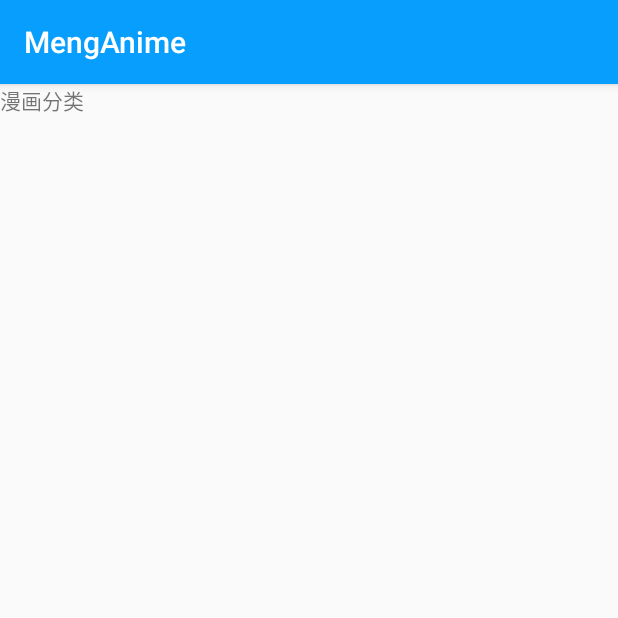
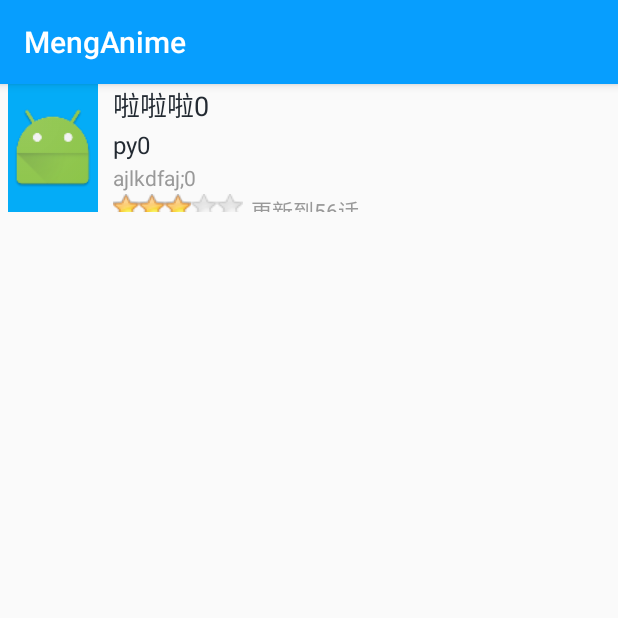
Before and after one commit to huaer123/MengAnime, an Android app: the fragment LatelyFragment shown on its own in the app's theme, on a phone screen of 412 x 824 dp, the top half of it. Run offline under Robolectric (Android 15) with nearby library versions, the phone set to English and light mode, and no system bars; our stand-ins replace CircleImageView; pictures from the network do not load.

Commit message:
精彩推荐-网络请求&加载更多

```diff
--- /dev/null
+++ b/app/src/main/java/com/menganime/bean/CartoonLatelyInfo.java
@@ -0,0 +1,54 @@
+package com.menganime.bean;
+
+/**
+ * Created by Administrator on 2017/5/12.
+ * 最近更新
+ */
+
+public class CartoonLatelyInfo {
+    private String cartoonName;//漫画名称
+    private String cartoonAuthor;//漫画作者
+    private String cartoonDescribe;//漫画描述
+    private String cartoonPicture;//漫画图片
+    private String cartoonWord;//更新到多少话
+
+    public String getCartoonName() {
+        return cartoonName;
+    }
+
+    public void setCartoonName(String cartoonName) {
+        this.cartoonName = cartoonName;
+    }
+
+    public String getCartoonAuthor() {
+        return cartoonAuthor;
+    }
+
+    public void setCartoonAuthor(String cartoonAuthor) {
+        this.cartoonAuthor = cartoonAuthor;
+    }
+
+    public String getCartoonDescribe() {
+        return cartoonDescribe;
+    }
+
+    public void setCartoonDescribe(String cartoonDescribe) {
+        this.cartoonDescribe = cartoonDescribe;
+    }
+
+    public String getCartoonPicture() {
+        return cartoonPicture;
+    }
+
+    public void setCartoonPicture(String cartoonPicture) {
+        this.cartoonPicture = cartoonPicture;
+    }
+
+    public String getCartoonWord() {
+        return cartoonWord;
+    }
+
+    public void setCartoonWord(String cartoonWord) {
+        this.cartoonWord = cartoonWord;
+    }
+}
--- a/app/src/main/java/com/menganime/fragment/cartoonfragment/LatelyFragment.java
+++ b/app/src/main/java/com/menganime/fragment/cartoonfragment/LatelyFragment.java
@@ -2,12 +2,20 @@ package com.menganime.fragment.cartoonfragment;
 
 import android.content.Context;
 import android.os.Bundle;
+import android.support.v7.widget.LinearLayoutManager;
 import android.view.LayoutInflater;
 import android.view.View;
 import android.view.ViewGroup;
 
 import com.menganime.R;
 import com.menganime.base.BaseFragment;
+import com.menganime.bean.CartoonLatelyInfo;
+import com.recyclerviewpull.XpulltorefereshiRecyclerView;
+import com.recyclerviewpull.adapter.CommonRCAdapter;
+import com.recyclerviewpull.adapter.OnItemClickListener;
+import com.recyclerviewpull.adapter.ViewHolder;
+
+import java.util.ArrayList;
 
 /**
  * Created by Administrator on 2017/5/9.
@@ -16,6 +24,10 @@ import com.menganime.base.BaseFragment;
 
 public class LatelyFragment extends BaseFragment {
     private Context context;
+
+    private XpulltorefereshiRecyclerView recyclerView;
+    private CommonRCAdapter<CartoonLatelyInfo> adapter;
+    private ArrayList<CartoonLatelyInfo> mList = null;
 
     @Override
     protected View setView(LayoutInflater inflater, ViewGroup container, Bundle savedInstanceState) {
@@ -26,11 +38,44 @@ public class LatelyFragment extends BaseFragment {
 
     @Override
     protected void setDate() {
-
+        mList = new ArrayList<>();
+        for(int i=0;i<50;i++){
+            CartoonLatelyInfo info = new CartoonLatelyInfo();
+            info.setCartoonName("啦啦啦"+i);
+            info.setCartoonAuthor("py"+i);
+            info.setCartoonDescribe("ajlkdfaj;"+i);
+            mList.add(info);
+        }
     }
 
     @Override
     protected void init(View rootView) {
+        recyclerView = (XpulltorefereshiRecyclerView) rootView.findViewById(R.id.recyclerview_vertical);
+        recyclerView.setLayoutManager(new LinearLayoutManager(getActivity()));
+        adapter = new CommonRCAdapter<CartoonLatelyInfo>(getActivity(),R.layout.item_cartoon_lately,mList) {
+            @Override
+            public void convert(ViewHolder holder, int position) {
+                if (mList != null && mList.size() > 0) {
+                    CartoonLatelyInfo cartoonInfo = mList.get(position);
+                    holder.loadImageFromNet(R.id.iv_cartoon_picture, cartoonInfo.getCartoonPicture(),R.mipmap.ic_launcher);
+                    holder.setText(R.id.tv_cartoon_name, cartoonInfo.getCartoonName());
+                    holder.setText(R.id.tv_cartoon_author, cartoonInfo.getCartoonAuthor());
+                    holder.setText(R.id.tv_cartoon_Describe, cartoonInfo.getCartoonDescribe());
+                    holder.setRating(R.id.ratingbar_id,3,5);
+                }
+            }
+        };
+        recyclerView.setAdapter(adapter);
+        adapter.setOnItemClickListener(new OnItemClickListener() {
+            @Override
+            public void onItemClick(View view, int position) {
 
+            }
+
+            @Override
+            public boolean onItemLongClick(View view, int position) {
+                return false;
+            }
+        });
     }
 }
--- a/app/src/main/java/com/menganime/interfaces/RecommendInterface.java
+++ b/app/src/main/java/com/menganime/interfaces/RecommendInterface.java
@@ -9,5 +9,5 @@ public interface RecommendInterface {
     /**
      * 获取精彩推荐的列表
      */
-    void getRecommendList();
+    void getRecommendList(String json);
 }
--- /dev/null
+++ b/app/src/main/res/drawable/star_rating_bar_full.xml
@@ -0,0 +1,13 @@
+<?xml version="1.0" encoding="utf-8"?>
+<layer-list xmlns:android="http://schemas.android.com/apk/res/android">
+    <!-- 背景色 -->
+    <item android:id="@+android:id/background"
+        android:drawable="@mipmap/star_ratingbar_empty"
+        android:layout_height="wrap_content"  />
+    <!-- 没选中状态 -->
+    <item android:id="@+android:id/secondaryProgress"
+        android:drawable="@mipmap/star_ratingbar_empty" android:layout_height="wrap_content"  />
+    <!-- 选中状态 -->
+    <item android:id="@+android:id/progress"
+        android:drawable="@mipmap/star_ratingbar_full" android:layout_height="wrap_content"  />
+</layer-list>
--- a/app/src/main/res/layout/fragment_cartoonclassify.xml
+++ b/app/src/main/res/layout/fragment_cartoonclassify.xml
@@ -3,8 +3,9 @@
     android:orientation="vertical" android:layout_width="match_parent"
     android:layout_height="match_parent">
     <!--漫画分类Fragment-->
-    <TextView
+    <com.recyclerviewpull.XpulltorefereshiRecyclerView
+        android:id="@+id/recyclerview_vertical"
         android:layout_width="match_parent"
         android:layout_height="match_parent"
-        android:text="漫画分类"/>
+        />
 </LinearLayout>
--- /dev/null
+++ b/app/src/main/res/layout/item_cartoon_lately.xml
@@ -0,0 +1,77 @@
+<?xml version="1.0" encoding="utf-8"?>
+<LinearLayout xmlns:android="http://schemas.android.com/apk/res/android"
+    android:layout_width="match_parent"
+    android:layout_height="match_parent"
+    android:layout_marginLeft="5dp"
+    android:layout_marginRight="5dp"
+    android:orientation="horizontal">
+    <!--最近更新Item-->
+    <ImageView
+        android:id="@+id/iv_cartoon_picture"
+        android:layout_width="60dp"
+        android:layout_height="85dp"
+        android:background="@mipmap/line_bottom" />
+
+    <LinearLayout
+        android:layout_width="match_parent"
+        android:layout_height="85dp"
+        android:layout_marginLeft="10dp"
+        android:orientation="vertical">
+
+        <TextView
+            android:id="@+id/tv_cartoon_name"
+            android:layout_width="match_parent"
+            android:layout_height="wrap_content"
+            android:ellipsize="end"
+            android:lines="1"
+            android:text="镖人"
+            android:textColor="@color/black"
+            android:textSize="18sp" />
+
+        <TextView
+            android:layout_marginTop="2dp"
+            android:id="@+id/tv_cartoon_author"
+            android:layout_width="wrap_content"
+            android:layout_height="wrap_content"
+            android:ellipsize="end"
+            android:lines="1"
+            android:text="新漫画"
+            android:textColor="@color/black"
+            android:textSize="16sp" />
+
+        <TextView
+            android:id="@+id/tv_cartoon_Describe"
+            android:layout_width="match_parent"
+            android:layout_height="wrap_content"
+            android:ellipsize="end"
+            android:layout_marginTop="1dp"
+            android:lines="1"
+            android:text="悠悠神代事,黯黯不曾闻!!!!!!"
+            android:textColor="@color/gray_text" />
+
+        <LinearLayout
+            android:layout_width="match_parent"
+            android:layout_height="wrap_content"
+            android:layout_marginTop="1dp"
+            android:orientation="horizontal">
+
+            <RatingBar
+                android:id="@+id/ratingbar_id"
+                style="@style/foodRatingBar"
+                android:layout_width="wrap_content"
+                android:layout_height="wrap_content"
+                android:rating="5"
+                android:numStars="5"
+                android:stepSize="1.0"></RatingBar>
+            <TextView
+                android:id="@+id/tv_cartoon_id"
+                android:layout_width="match_parent"
+                android:layout_height="wrap_content"
+                android:ellipsize="end"
+                android:lines="1"
+                android:layout_marginLeft="5dp"
+                android:text="更新到56话"
+                android:textColor="@color/gray_text" />
+        </LinearLayout>
+    </LinearLayout>
+</LinearLayout>
--- a/app/src/main/res/layout/item_cartoon_recommend.xml
+++ b/app/src/main/res/layout/item_cartoon_recommend.xml
@@ -5,14 +5,14 @@
     android:layout_height="wrap_content"
     android:background="@drawable/shadow"
     android:layout_margin="2dp"
+    android:paddingLeft="5dp"
+    android:paddingRight="5dp"
     android:orientation="vertical">
     <!--精彩推荐-瀑布流Item-->
     <ImageView
         android:id="@+id/iv_cartoon"
         android:layout_width="match_parent"
         android:layout_height="150dp"
-        android:layout_marginLeft="2dp"
-        android:layout_marginRight="2dp"
         android:scaleType="fitXY"
         android:background="@mipmap/line_bottom" />
 
--- a/app/src/main/res/values/styles.xml
+++ b/app/src/main/res/values/styles.xml
@@ -43,4 +43,14 @@
         <item name="android:textColor">@color/white</item>
     </style>
     <!--漫画主界面TextView属性end-->
+    <!--评分条五星自定义样式start-->
+    <style name="foodRatingBar" parent="@android:style/Widget.RatingBar">
+        <!--指向star_rating_bar_full.xml文件 -->
+        <item name="android:progressDrawable">@drawable/star_rating_bar_full</item>
+        <item name="android:layout_height">20dp</item>
+        <item name="android:layout_width">20dp</item>
+        <!-- 是否不支持用户交互，只应作为指标。 -->
+        <item name="android:isIndicator">true</item>
+    </style>
+    <!--评分条五星自定义样式end-->
 </resources>
```
Also changed, not shown: app/src/main/java/com/menganime/adapter/RecommendAdapter.java (+32 -5 lines), app/src/main/java/com/menganime/bean/CartoonInfo.java (added, +45 -0 lines), app/src/main/java/com/menganime/config/UrlConfig.java (+9 -1 lines), app/src/main/java/com/menganime/fragment/cartoonfragment/RecommendFragment.java (+36 -6 lines), app/src/main/java/com/menganime/interfaces/RefreshLoadMoreListener.java (deleted, +0 -12 lines), app/src/main/java/com/menganime/utils/MyRequest.java (+38 -0 lines), app/src/main/res/mipmap-mdpi/star_ratingbar_empty.jpg (added), app/src/main/res/mipmap-mdpi/star_ratingbar_full.jpg (added).
